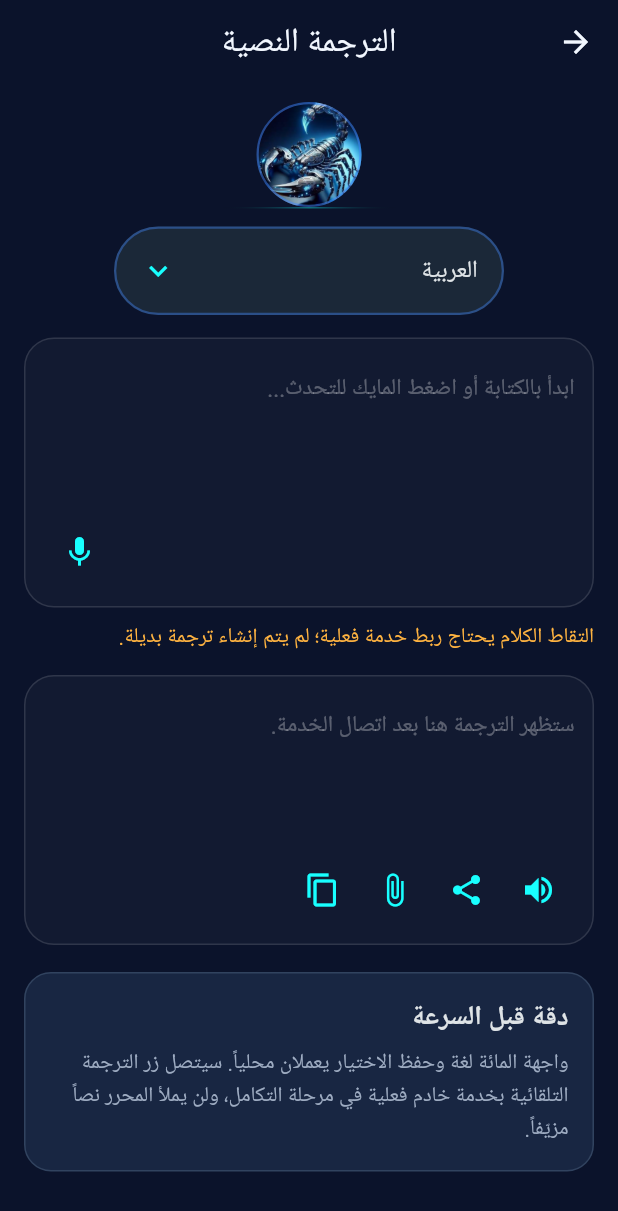
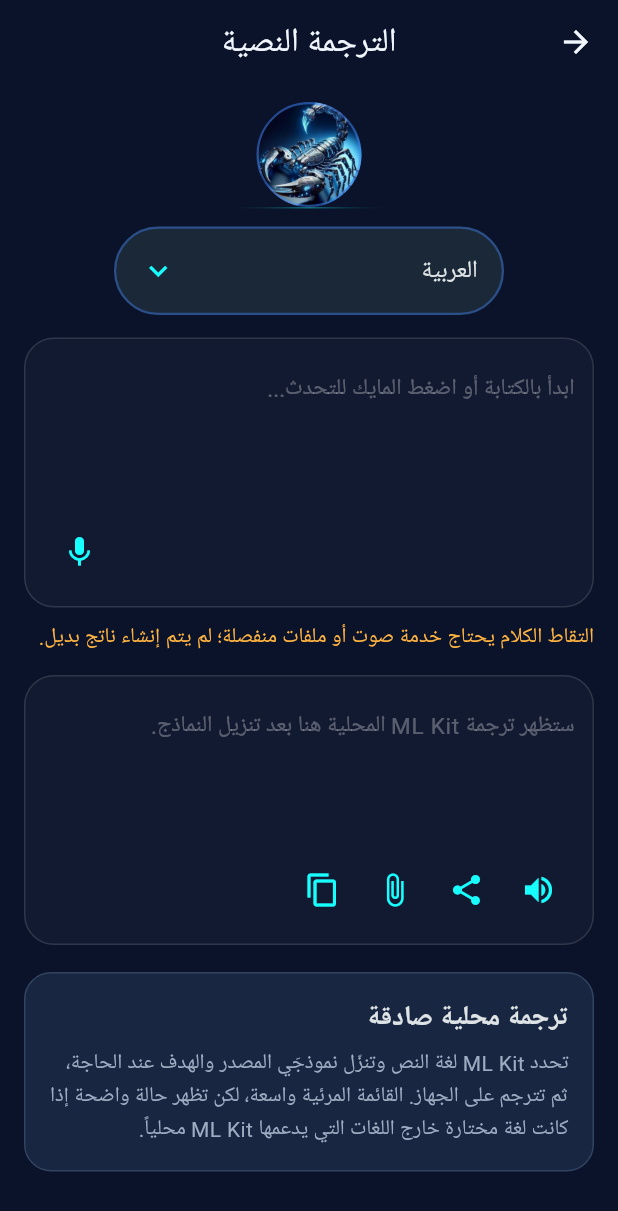
Before and after one commit to magdymeko456-cell/mirror_scorpion_v4, a Flutter app: the FeatureHubScreen screen opened directly with empty values, after a tap on the "mic" icon, on a phone screen of 412 x 824 dp. Shown: the top 1211 px of the screen. Run offline on Flutter 3.47's test engine with Material 3 defaults, Android fonts, the phone set to English and light mode, and no system bars; our stand-ins replace firebase_core, shared_preferences; missing offline and left inert: google_mlkit_language_id, google_mlkit_translation; accounts and stored records are empty.

Commit message:
feat(translation): add on-device ML Kit test mode

```diff
--- /dev/null
+++ b/lib/core/mlkit/on_device_translation_service.dart
@@ -0,0 +1,148 @@
+import 'package:flutter/foundation.dart';
+import 'package:google_mlkit_language_id/google_mlkit_language_id.dart';
+import 'package:google_mlkit_translation/google_mlkit_translation.dart';
+
+enum OnDeviceTranslationState {
+  translated,
+  sameLanguage,
+  unsupportedPlatform,
+  undeterminedSource,
+  unsupportedLanguage,
+  modelDownloadFailed,
+  failed,
+}
+
+class OnDeviceTranslationResult {
+  const OnDeviceTranslationResult({
+    required this.state,
+    this.text,
+    this.sourceLanguage,
+    this.message,
+  });
+
+  final OnDeviceTranslationState state;
+  final String? text;
+  final String? sourceLanguage;
+  final String? message;
+
+  bool get isSuccess =>
+      state == OnDeviceTranslationState.translated ||
+      state == OnDeviceTranslationState.sameLanguage;
+}
+
+/// يربط واجهة Flutter بمحرك ML Kit الأصلي فقط. لا ينشئ أي ناتج بديل إذا
+/// تعذر تحديد اللغة أو تنزيل النموذج أو تشغيل المنصة الأصلية.
+class OnDeviceTranslationService {
+  const OnDeviceTranslationService();
+
+  static const Map<String, String> _aliases = <String, String>{
+    'iw': 'he',
+  };
+
+  static TranslateLanguage? languageForCode(String code) {
+    final normalized = _aliases[code.toLowerCase()] ?? code.toLowerCase();
+    for (final language in TranslateLanguage.values) {
+      if (language.bcpCode.toLowerCase() == normalized) return language;
+    }
+    return null;
+  }
+
+  static bool get isNativePlatform =>
+      !kIsWeb &&
+      (defaultTargetPlatform == TargetPlatform.android ||
+          defaultTargetPlatform == TargetPlatform.iOS);
+
+  Future<OnDeviceTranslationResult> translate({
+    required String text,
+    required String targetLanguageCode,
+  }) async {
+    final sourceText = text.trim();
+    if (!isNativePlatform) {
+      return const OnDeviceTranslationResult(
+        state: OnDeviceTranslationState.unsupportedPlatform,
+        message: 'الترجمة المحلية متاحة على Android وiOS فقط.',
+      );
+    }
+    if (sourceText.length < 3) {
+      return const OnDeviceTranslationResult(
+        state: OnDeviceTranslationState.undeterminedSource,
+        message: 'اكتب نصاً أطول قليلاً ليتمكن المحرك من تحديد اللغة.',
+      );
+    }
+
+    final identifier = LanguageIdentifier(confidenceThreshold: 0.5);
+    try {
+      final detectedCode = await identifier.identifyLanguage(sourceText);
+      if (detectedCode == identifier.undeterminedLanguageCode) {
+        return const OnDeviceTranslationResult(
+          state: OnDeviceTranslationState.undeterminedSource,
+          message: 'لم يتمكن المحرك المحلي من تحديد لغة النص بثقة كافية.',
+        );
+      }
+
+      final sourceLanguage = languageForCode(detectedCode);
+      final targetLanguage = languageForCode(targetLanguageCode);
+      if (sourceLanguage == null || targetLanguage == null) {
+        return OnDeviceTranslationResult(
+          state: OnDeviceTranslationState.unsupportedLanguage,
+          sourceLanguage: detectedCode,
+          message:
+              'لا يدعم ML Kit المحلي حالياً لغة المصدر أو الهدف المختارة. لا توجد ترجمة بديلة.',
+        );
+      }
+      if (sourceLanguage == targetLanguage) {
+        return OnDeviceTranslationResult(
+          state: OnDeviceTranslationState.sameLanguage,
+          text: sourceText,
+          sourceLanguage: sourceLanguage.bcpCode,
+          message: 'لغة المصدر مطابقة للغة الهدف؛ لم يتغير النص.',
+        );
+      }
+
+      final modelManager = OnDeviceTranslatorModelManager();
+      final sourceReady = await _ensureModel(modelManager, sourceLanguage);
+      final targetReady = await _ensureModel(modelManager, targetLanguage);
+      if (!sourceReady || !targetReady) {
+        return OnDeviceTranslationResult(
+          state: OnDeviceTranslationState.modelDownloadFailed,
+          sourceLanguage: sourceLanguage.bcpCode,
+          message:
+              'تعذر تنزيل نموذجَي الترجمة اللازمين. اتصل بالإنترنت أولاً ثم أعد المحاولة.',
+        );
+      }
+
+      final translator = OnDeviceTranslator(
+        sourceLanguage: sourceLanguage,
+        targetLanguage: targetLanguage,
+      );
+      try {
+        final translated = await translator.translateText(sourceText);
+        return OnDeviceTranslationResult(
+          state: OnDeviceTranslationState.translated,
+          text: translated,
+          sourceLanguage: sourceLanguage.bcpCode,
+          message: 'تمت الترجمة على الجهاز بعد تجهيز نماذج ML Kit.',
+        );
+      } finally {
+        await translator.close();
+      }
+    } catch (_) {
+      return const OnDeviceTranslationResult(
+        state: OnDeviceTranslationState.failed,
+        message:
+            'تعذرت الترجمة المحلية. تحقق من اتصالك عند تنزيل النموذج ثم أعد المحاولة.',
+      );
+    } finally {
+      await identifier.close();
+    }
+  }
+
+  Future<bool> _ensureModel(
+    OnDeviceTranslatorModelManager modelManager,
+    TranslateLanguage language,
+  ) async {
+    final code = language.bcpCode;
+    if (await modelManager.isModelDownloaded(code)) return true;
+    return modelManager.downloadModel(code);
+  }
+}
--- a/lib/features/feature_hub_screen.dart
+++ b/lib/features/feature_hub_screen.dart
@@ -6,6 +6,7 @@ import 'package:provider/provider.dart';
 import 'package:shared_preferences/shared_preferences.dart';
 
 import '../app/royal_dark_theme.dart';
+import '../core/mlkit/on_device_translation_service.dart';
 import '../core/pro/premium_verification_service.dart';
 
 enum FeatureKind { translation, dialogue, documents, stories, games, settings }
@@ -51,9 +52,12 @@ class _TranslationPanel extends StatefulWidget {
 class _TranslationPanelState extends State<_TranslationPanel> {
   final _input = TextEditingController();
   final _output = TextEditingController();
+  final _translationService = const OnDeviceTranslationService();
   String _selectedLanguage = 'ar';
   String? _notice;
   bool _clearOnNextInput = false;
+  bool _isTranslating = false;
+  Timer? _translationDebounce;
   static const _languages = <String, String>{
     'af': 'Afrikaans', 'sq': 'Shqip', 'am': 'አማርኛ', 'ar': 'العربية', 'hy': 'Հայերեն', 'az': 'Azərbaycan',
     'eu': 'Euskara', 'be': 'Беларуская', 'bn': 'বাংলা', 'bs': 'Bosanski', 'bg': 'Български', 'ca': 'Català',
@@ -93,6 +97,7 @@ class _TranslationPanelState extends State<_TranslationPanel> {
     setState(() => _selectedLanguage = code);
     final preferences = await SharedPreferences.getInstance();
     await preferences.setString('mirror_scorpion_translation_target', code);
+    _queueTranslation(_input.text);
   }
 
   void _beginNewInput(String action) {
@@ -102,11 +107,46 @@ class _TranslationPanelState extends State<_TranslationPanel> {
       _notice = null;
       _clearOnNextInput = false;
     }
-    setState(() => _notice = '$action يحتاج ربط خدمة فعلية؛ لم يتم إنشاء ترجمة بديلة.');
+    setState(() => _notice = '$action يحتاج خدمة صوت أو ملفات منفصلة؛ لم يتم إنشاء ناتج بديل.');
+  }
+
+  void _queueTranslation(String value) {
+    _translationDebounce?.cancel();
+    if (value.trim().isEmpty) {
+      setState(() {
+        _output.clear();
+        _notice = null;
+        _isTranslating = false;
+      });
+      return;
+    }
+    _translationDebounce = Timer(const Duration(milliseconds: 650), () {
+      _translateLocally(value);
+    });
+  }
+
+  Future<void> _translateLocally(String value) async {
+    if (!mounted || value.trim() != _input.text.trim()) return;
+    setState(() {
+      _isTranslating = true;
+      _notice = 'جارٍ تحديد لغة النص وتجهيز نموذج الترجمة المحلي…';
+    });
+    final result = await _translationService.translate(
+      text: value,
+      targetLanguageCode: _selectedLanguage,
+    );
+    if (!mounted || value.trim() != _input.text.trim()) return;
+    setState(() {
+      _isTranslating = false;
+      if (result.isSuccess) _output.text = result.text ?? '';
+      if (!result.isSuccess) _output.clear();
+      _notice = result.message;
+    });
   }
 
   @override
   void dispose() {
+    _translationDebounce?.cancel();
     _input.dispose();
     _output.dispose();
     super.dispose();
@@ -173,15 +213,33 @@ class _TranslationPanelState extends State<_TranslationPanel> {
           onTap: () {
             if (_clearOnNextInput) _beginNewInput('جلسة ترجمة جديدة');
           },
+          onChanged: _queueTranslation,
           actions: [
             _EditorAction(icon: Icons.mic, tooltip: 'التقاط الكلام', onPressed: () => _beginNewInput('التقاط الكلام')),
           ],
         ),
-        if (_notice != null) Padding(padding: const EdgeInsets.only(top: 10), child: Text(_notice!, style: const TextStyle(color: RoyalColors.gold))),
+        if (_notice != null)
+          Padding(
+            padding: const EdgeInsets.only(top: 10),
+            child: Row(
+              children: [
+                if (_isTranslating)
+                  const Padding(
+                    padding: EdgeInsetsDirectional.only(end: 8),
+                    child: SizedBox(
+                      width: 15,
+                      height: 15,
+                      child: CircularProgressIndicator(strokeWidth: 2),
+                    ),
+                  ),
+                Expanded(child: Text(_notice!, style: const TextStyle(color: RoyalColors.gold))),
+              ],
+            ),
+          ),
         const SizedBox(height: 14),
         _TranslationEditor(
           controller: _output,
-          hint: 'ستظهر الترجمة هنا بعد اتصال الخدمة.',
+          hint: 'ستظهر ترجمة ML Kit المحلية هنا بعد تنزيل النماذج.',
           readOnly: true,
           actionsOnRight: true,
           actions: [
@@ -195,7 +253,7 @@ class _TranslationPanelState extends State<_TranslationPanel> {
           ],
         ),
         const SizedBox(height: 18),
-        const _SectionNotice(title: 'دقة قبل السرعة', detail: 'واجهة المائة لغة وحفظ الاختيار يعملان محلياً. سيتصل زر الترجمة التلقائية بخدمة خادم فعلية في مرحلة التكامل، ولن يملأ المحرر نصاً مزيّفاً.'),
+        const _SectionNotice(title: 'ترجمة محلية صادقة', detail: 'تحدد ML Kit لغة النص وتنزّل نموذجَي المصدر والهدف عند الحاجة، ثم تترجم على الجهاز. القائمة المرئية واسعة، لكن تظهر حالة واضحة إذا كانت لغة مختارة خارج اللغات التي يدعمها ML Kit محلياً.'),
       ],
     );
   }
@@ -209,6 +267,7 @@ class _TranslationEditor extends StatelessWidget {
     required this.actions,
     required this.actionsOnRight,
     this.onTap,
+    this.onChanged,
   });
 
   final TextEditingController controller;
@@ -217,6 +276,7 @@ class _TranslationEditor extends StatelessWidget {
   final List<_EditorAction> actions;
   final bool actionsOnRight;
   final VoidCallback? onTap;
+  final ValueChanged<String>? onChanged;
 
   @override
   Widget build(BuildContext context) {
@@ -241,6 +301,7 @@ class _TranslationEditor extends StatelessWidget {
               border: InputBorder.none,
             ),
             onTap: onTap,
+            onChanged: onChanged,
           ),
           Positioned(
             bottom: 0,
--- a/pubspec.yaml
+++ b/pubspec.yaml
@@ -13,6 +13,8 @@ dependencies:
   http: ^1.3.0
   shared_preferences: ^2.5.5
   firebase_core: ^4.13.0
+  google_mlkit_language_id: ^0.15.1
+  google_mlkit_translation: ^0.15.1
 
 dev_dependencies:
   flutter_test:
```
Also changed, not shown: 3 other files.
